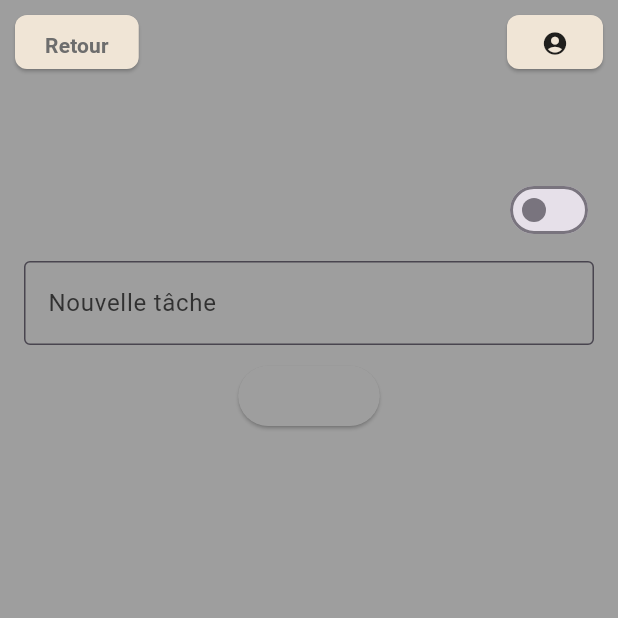
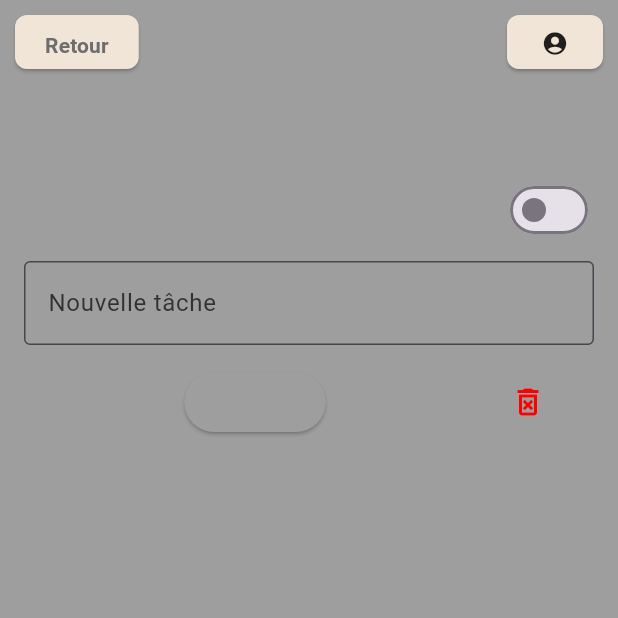
Before and after one commit to GalDen01/SAE-Planificateur-familial, a Flutter app: the ToDoListScreen screen opened directly with empty values, on a phone screen of 412 x 824 dp, the top half of it. Run offline on Flutter 3.47's test engine with Material 3 defaults, Android fonts, the phone set to English and light mode, and no system bars; our stand-ins replace geolocator, google_sign_in, supabase_flutter; accounts and stored records are empty.

Commit message:
Ajout supression de tt les taches + validation

```diff
--- a/flutter_application_1/lib/src/ui/screens/todo/todo_list_screen.dart
+++ b/flutter_application_1/lib/src/ui/screens/todo/todo_list_screen.dart
@@ -93,21 +93,33 @@ class _ToDoListScreenState extends State<ToDoListScreen> {
     context: context,
     builder: (ctx) {
       return AlertDialog(
-          title: const Text('Confirmer la suppression'),
-          content: const Text('Supprimer toutes les tâches ?'),
+        title: Text(
+          'Supprimer toutes les tâches ?',
+          style: TextStyle(color : widget.grayColor), // Couleur du titre
+        ),
+        backgroundColor: widget.cardColor, // Couleur de fond de l'AlertDialog
         actions: [
           TextButton(
             onPressed: () => Navigator.pop(ctx),
+            style: TextButton.styleFrom(
+              foregroundColor: widget.grayColor, // Couleur du texte "Annuler"
+            ),
             child: const Text('Annuler'),
           ),
           TextButton(
             onPressed: () {
               // On supprime localement toutes les tasks
               setState(() {
-                  _allTasks.clear();
-                });
+                for (var task in _allTasks) {
+                  deleteTask(task.id!);
+                  }
+                }
+              );
               Navigator.pop(ctx);
             },
+            style: TextButton.styleFrom(
+              foregroundColor: widget.grayColor, // Couleur du texte "Supprimer"
+            ),
             child: const Text('Supprimer'),
           ),
         ],
@@ -115,6 +127,7 @@ class _ToDoListScreenState extends State<ToDoListScreen> {
     },
   );
 }
+
 
   @override
   Widget build(BuildContext context) {
@@ -174,7 +187,11 @@ class _ToDoListScreenState extends State<ToDoListScreen> {
             ),
             const SizedBox(height: 10),
 
-            ElevatedButton(
+            Row(
+              children: [
+                Expanded(
+                  child: Center(
+                    child: ElevatedButton(
                       onPressed: addTask,
                       style: ElevatedButton.styleFrom(
                         backgroundColor: widget.cardColor,
@@ -182,7 +199,29 @@ class _ToDoListScreenState extends State<ToDoListScreen> {
                       ),
                       child: const Text("Ajouter"),
                     ),
-            const SizedBox(height: 20),
+                  ),
+                ),
+                Padding(
+                  padding: const EdgeInsets.only(right: 16.0), // Ajoute un espace avec le bord
+                  child: IconButton(
+                      icon: Container(
+                        decoration: BoxDecoration(
+                          color: widget.cardColor, // Couleur de fond beige
+                          shape: BoxShape.circle, // Fond circulaire
+                        ),
+                        padding: const EdgeInsets.all(8.0), // Espace autour de l'icône
+                        child: const Icon(
+                          Icons.delete_forever_outlined,
+                          color: AppColors.errorColor, // Couleur rouge de l'icône
+                        ),
+                      ),
+                      onPressed: () => confirmDeleteAllTasks(),
+                    ),
+                ),
+              ],
+            ),
+
+
 
             Expanded(
               child: tasks.isEmpty
```
Also changed, not shown: flutter_application_1/pubspec.lock. Lines whose indentation alone changed are shown as unchanged.
